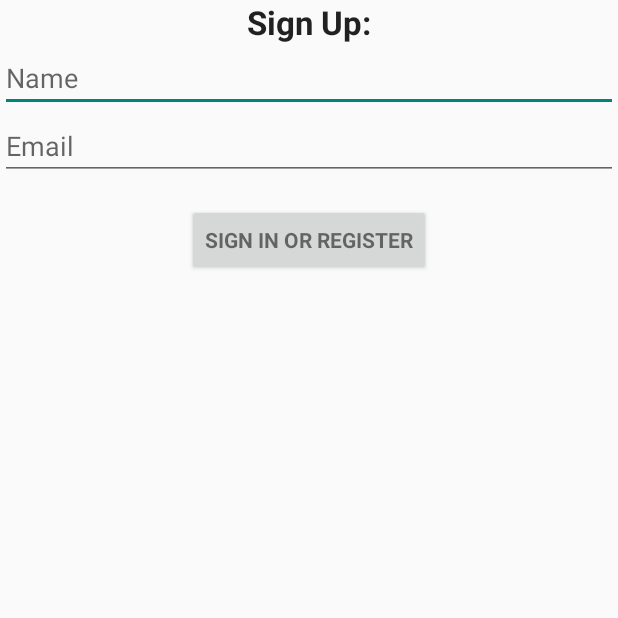
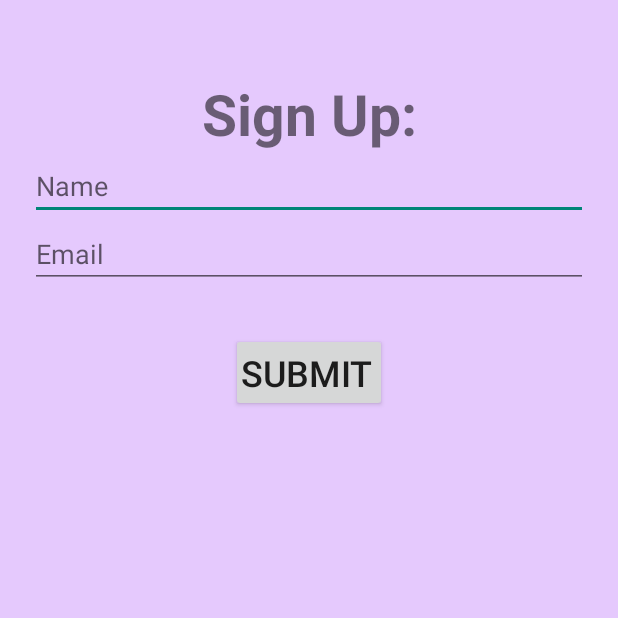
Before and after one commit to smgustafson/QuestBoard, an Android app: the screen it shows after launch (LoginActivity), on a phone screen of 412 x 824 dp, the top half of it. Run offline under Robolectric (Android 15) with nearby library versions, the phone set to English and light mode, and no system bars; our stand-ins replace Picasso; libraries missing offline, so code that uses them is left out: retrofit.client, retrofit.converter, retrofit.http; pictures from the network do not load; 14 statements that could not run were skipped.

Commit message:
Improved UI
Customized Login page, Kingdoms list, and Details pages

```diff
--- a/QuestBoardV1/app/src/main/AndroidManifest.xml
+++ b/QuestBoardV1/app/src/main/AndroidManifest.xml
@@ -12,7 +12,7 @@
         android:allowBackup="true"
         android:icon="@drawable/icon"
         android:label="@string/app_name"
-        android:theme="@style/AppTheme" >
+        android:theme="@style/AppTheme">
         <activity
             android:name=".LoginActivity"
             android:label="@string/app_name"
--- a/QuestBoardV1/app/src/main/java/android/view/KingdomListView.java
+++ b/QuestBoardV1/app/src/main/java/android/view/KingdomListView.java
@@ -13,8 +13,10 @@ import android.view.View;
 import com.example.shayla.questboardv1.R;
 
 /**
- * TODO: document your custom view class.
- */
+* TODO: document your custom view class.
+*/
+
+
 public class KingdomListView extends View {
     private String mExampleString; // TODO: use a default from R.string...
     private int mExampleColor = Color.RED; // TODO: use a default from R.color...
--- a/QuestBoardV1/app/src/main/res/layout/activity_kingdoms_list.xml
+++ b/QuestBoardV1/app/src/main/res/layout/activity_kingdoms_list.xml
@@ -13,10 +13,11 @@
         android:layout_height="wrap_content"
         android:minHeight="?android:attr/actionBarSize" />
     <android.support.v7.widget.RecyclerView
+        android:layout_alignParentLeft="true"
         android:paddingTop="@dimen/activity_vertical_margin"
         android:id="@+id/my_recycler_view"
         android:layout_below="@+id/toolbar"
         android:scrollbars="vertical"
-        android:layout_width="match_parent"
+        android:layout_width="wrap_content"
         android:layout_height="match_parent"/>
 </RelativeLayout>
--- a/QuestBoardV1/app/src/main/res/layout/activity_login.xml
+++ b/QuestBoardV1/app/src/main/res/layout/activity_login.xml
@@ -2,7 +2,7 @@
     xmlns:tools="http://schemas.android.com/tools" android:layout_width="match_parent"
     android:layout_height="match_parent" android:gravity="center_horizontal"
     android:orientation="vertical" android:paddingBottom="@dimen/activity_vertical_margin_small"
-    android:paddingLeft="@dimen/activity_horizontal_margin_small"
+    android:paddingLeft="@dimen/activity_horizontal_margin_small" android:background="@color/sign_in_background"
     android:paddingRight="@dimen/activity_horizontal_margin_small"
     android:paddingTop="@dimen/activity_vertical_margin_small" tools:context=".LoginActivity">
 
@@ -15,29 +15,30 @@
         android:layout_height="match_parent">
 
         <LinearLayout android:id="@+id/email_login_form" android:layout_width="match_parent"
-            android:layout_height="wrap_content" android:orientation="vertical">
+            android:layout_height="wrap_content" android:orientation="vertical"
+            android:paddingTop="50dp" android:paddingLeft="20dp" android:paddingRight="20dp">
 
             <TextView
                 android:layout_width="fill_parent" android:gravity="center_horizontal"
                 android:layout_height="wrap_content" android:text="@string/sign_up_label"
-                android:textStyle="bold" style="?android:textAppearanceLarge" />
+                android:textStyle="bold"  android:textSize="@dimen/text_extra_large"/>
 
             <EditText android:id="@+id/username" android:layout_width="match_parent"
                 android:layout_height="wrap_content" android:hint="@string/prompt_username"
                 android:imeActionLabel="@string/action_sign_in_short"
                 android:imeOptions="actionUnspecified" android:inputType="text"
-                android:maxLines="1" android:singleLine="true" />
+                android:maxLines="1" android:singleLine="true" android:outlineProvider="paddedBounds" />
 
             <AutoCompleteTextView android:id="@+id/email" android:layout_width="match_parent"
                 android:layout_height="wrap_content" android:hint="@string/prompt_email"
                 android:inputType="textEmailAddress" android:maxLines="1" android:imeActionId="@+id/login"
-                android:singleLine="true" />
+                android:singleLine="true" android:outlineProvider="paddedBounds" />
 
-            <Button android:id="@+id/email_sign_in_button" style="?android:textAppearanceSmall"
+            <Button android:id="@+id/email_sign_in_button" android:textSize="@dimen/text_large"
                 android:layout_gravity="center"
                 android:layout_width="wrap_content" android:layout_height="wrap_content"
-                android:layout_marginTop="16dp" android:text="@string/action_sign_in"
-                android:textStyle="bold" />
+                android:layout_marginTop="30dp" android:text="@string/action_sign_in"
+                android:theme="@style/Widget.AppCompat.Light.ActionButton.Overflow" />
 
         </LinearLayout>
     </ScrollView>
--- a/QuestBoardV1/app/src/main/res/layout/activity_quest_slide.xml
+++ b/QuestBoardV1/app/src/main/res/layout/activity_quest_slide.xml
@@ -1,10 +1,7 @@
 <?xml version="1.0" encoding="utf-8"?>
 <RelativeLayout xmlns:android="http://schemas.android.com/apk/res/android"
     android:layout_width="match_parent"
-    android:layout_height="match_parent" android:paddingLeft="@dimen/activity_horizontal_margin_small"
-    android:paddingRight="@dimen/activity_horizontal_margin_small"
-    android:paddingTop="@dimen/activity_vertical_margin_small"
-    android:paddingBottom="@dimen/activity_vertical_margin_small">
+    android:layout_height="match_parent" >
     <android.support.v4.view.ViewPager
         xmlns:android="http://schemas.android.com/apk/res/android"
         android:id="@+id/pager"
--- a/QuestBoardV1/app/src/main/res/values-w820dp/dimens.xml
+++ b/QuestBoardV1/app/src/main/res/values-w820dp/dimens.xml
@@ -3,5 +3,5 @@
          (such as screen margins) for screens with more than 820dp of available width. This
          would include 7" and 10" devices in landscape (~960dp and ~1280dp respectively). -->
     <dimen name="activity_horizontal_margin">64dp</dimen>
-    <dimen name="activity_horizontal_margin_small">24dp</dimen>
+    <dimen name="activity_horizontal_margin_small">0dp</dimen>
 </resources>
--- a/QuestBoardV1/app/src/main/res/values/colors.xml
+++ b/QuestBoardV1/app/src/main/res/values/colors.xml
@@ -1,5 +1,9 @@
 <?xml version="1.0" encoding="utf-8"?>
 <resources>
+    <!--Sign in page attributes-->
+    <color name="sign_in_button">#e5c9fd</color>
+    <color name="sign_in_background">#e5c9fd</color>
+
     <color name="toolbar_background2">#e9c8fe</color>
     <color name="toolbar_background3">#cbe2ff</color>
     <color name="toolbar_background">#e5c9fd</color>
--- a/QuestBoardV1/app/src/main/res/values/dimens.xml
+++ b/QuestBoardV1/app/src/main/res/values/dimens.xml
@@ -1,7 +1,7 @@
 <resources>
     <!-- Default screen margins, per the Android Design guidelines. -->
-    <dimen name="activity_horizontal_margin">6dp</dimen>
-    <dimen name="activity_vertical_margin">6dp</dimen>
+    <dimen name="activity_horizontal_margin">16dp</dimen>
+    <dimen name="activity_vertical_margin">16dp</dimen>
 
     <dimen name="activity_horizontal_margin_small">0dp</dimen>
     <dimen name="activity_vertical_margin_small">0dp</dimen>
--- a/QuestBoardV1/app/src/main/res/values/strings_activity_login.xml
+++ b/QuestBoardV1/app/src/main/res/values/strings_activity_login.xml
@@ -3,7 +3,7 @@
     <!-- Strings related to login -->
     <string name="prompt_email">Email</string>
     <string name="prompt_username">Name</string>
-    <string name="action_sign_in">Sign in or register</string>
+    <string name="action_sign_in"> Submit </string>
     <string name="action_sign_in_short">Sign in</string>
 
     <string name="error_invalid_email">This email address is invalid</string>
--- a/QuestBoardV1/app/src/main/res/values/styles.xml
+++ b/QuestBoardV1/app/src/main/res/values/styles.xml
@@ -4,6 +4,7 @@
         <item name="android:windowNoTitle">true</item>
         <!--Using the toolbar so no need to show ActionBar-->
         <item name="windowActionBar">false</item>
+        <item name="android:layout_height">wrap_content</item>
     </style>
 
 </resources>
```
Also changed, not shown: QuestBoardV1/app/src/main/res/layout/fragment_kingdom_details.xml (+20 -9 lines), QuestBoardV1/app/src/main/res/layout/fragment_quest_slide_page.xml (+19 -6 lines), QuestBoardV1/app/src/main/res/layout/sample_kingdom_list_view.xml (+7 -25 lines), QuestBoardV1/app/src/main/res/values/strings.xml (+7 -5 lines), 1 other file.
